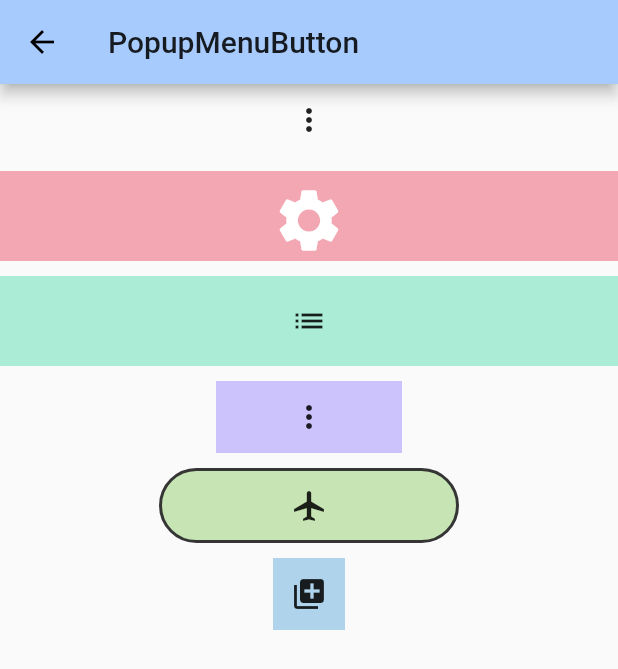
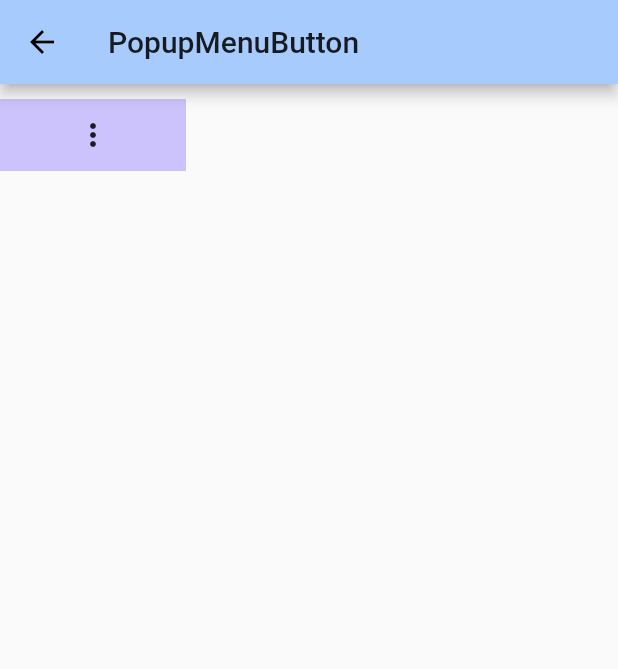
Before and after one commit to cocadev/flutter-rotterdam, a Flutter app: the PopupMenuButtonPage screen opened by its route, on a phone screen of 412 x 824 dp. Shown: the top 669 px of the screen. Run offline on Flutter 3.47's test engine with Material 2 defaults, Android fonts, the phone set to English and light mode, and no system bars.

Commit message:
Update popup_menu_button_page.dart

```diff
--- a/lib/page/popupmenubutton/popup_menu_button_page.dart
+++ b/lib/page/popupmenubutton/popup_menu_button_page.dart
@@ -165,35 +165,13 @@ class _PopupMenuButtonState extends State<PopupMenuButtonPage> {
       body: SingleChildScrollView(
         child: Column(
           children: <Widget>[
-            //our code.
-            _simplePopup(),
-            SizedBox(height: 10),
-            Container(
-              color: RED,
-              constraints: BoxConstraints.expand(height: 60),
-              child: _threeItemPopup(),
-            ),
-            SizedBox(height: 10),
-            Container(
-              color: BLUE,
-              constraints: BoxConstraints.expand(height: 60),
-              child: _selectPopup(),
-            ),
+
             SizedBox(height: 10),
             Container(
               color: PURPLE,
               child: _paddingPopup(),
             ),
-            SizedBox(height: 10),
-            Container(
-              child: _childPopup(),
-            ),
-            SizedBox(height: 10),
-            Container(
-              color: BLUE_LIGHT,
-              child: _offsetPopup(),
-            ),
-            SizedBox(height: 600)
+
           ],
         ),
       ),
```
